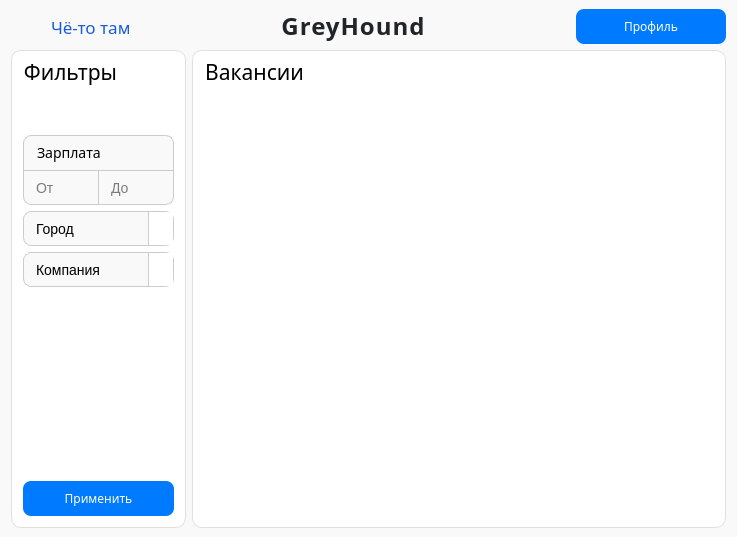
First picture: the form in GreyHound/mainpage.ui, repository ProteusP/GreyHound-hiring-desktop-app, before the edit.
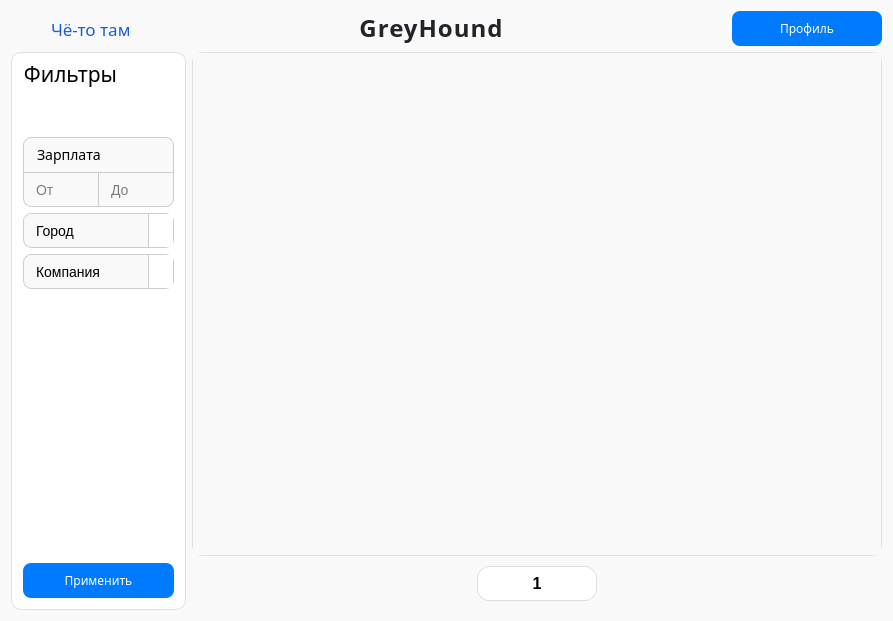
Second picture: the form after the edit. Icons and pictures are not drawn.

Diff of the .ui file:
```diff
--- a/GreyHound/mainpage.ui
+++ b/GreyHound/mainpage.ui
@@ -6,8 +6,8 @@
    <rect>
     <x>0</x>
     <y>0</y>
-    <width>737</width>
-    <height>537</height>
+    <width>893</width>
+    <height>621</height>
    </rect>
   </property>
   <property name="font">
@@ -23,16 +23,10 @@
     background-color: #f9f9f9;
 }</string>
   </property>
-  <layout class="QGridLayout" name="gridLayout">
-   <property name="topMargin">
-    <number>9</number>
-   </property>
-   <property name="bottomMargin">
-    <number>9</number>
-   </property>
+  <layout class="QGridLayout" name="gridLayout_2">
    <item row="0" column="0">
-    <layout class="QVBoxLayout" name="verticalLayout_5">
-     <item>
+    <layout class="QGridLayout" name="gridLayout">
+     <item row="0" column="0" colspan="2">
       <layout class="QHBoxLayout" name="horizontalLayout_3">
        <item>
         <spacer name="horizontalSpacer_3">
@@ -174,9 +168,7 @@
        </item>
       </layout>
      </item>
-     <item>
-      <layout class="QHBoxLayout" name="horizontalLayout_2">
-       <item>
+     <item row="1" column="0">
         <widget class="QGroupBox" name="groupBox_3">
          <property name="sizePolicy">
           <sizepolicy hsizetype="Fixed" vsizetype="Preferred">
@@ -547,45 +539,219 @@
          </layout>
         </widget>
        </item>
+     <item row="1" column="1">
+      <layout class="QVBoxLayout" name="verticalLayout_5">
+       <property name="spacing">
+        <number>1</number>
+       </property>
        <item>
-        <widget class="QGroupBox" name="groupBoxVacancies_3">
-         <property name="sizePolicy">
-          <sizepolicy hsizetype="Expanding" vsizetype="Expanding">
-           <horstretch>0</horstretch>
-           <verstretch>100</verstretch>
-          </sizepolicy>
-         </property>
+        <widget class="QStackedWidget" name="vacanciesPage">
          <property name="minimumSize">
           <size>
-           <width>250</width>
-           <height>200</height>
+           <width>690</width>
+           <height>500</height>
           </size>
          </property>
-         <property name="font">
-          <font>
-           <family>Golos Text Medium</family>
-           <pointsize>16</pointsize>
-          </font>
-         </property>
          <property name="styleSheet">
-          <string notr="true">QGroupBox::title {
+          <string notr="true">QStackedWidget::title {
 	color: black;
     left: 10px;
     top: 7px;
 }
-QGroupBox {
+QStackedWidget {
     border: 1px solid #e0e0e0;
 	border-radius: 10px;
     background-color: white;
 }
 </string>
          </property>
-         <property name="title">
-          <string>Вакансии</string>
+         <property name="currentIndex">
+          <number>1</number>
+         </property>
+         <widget class="QWidget" name="page_1"/>
+         <widget class="QWidget" name="page_2"/>
+        </widget>
+       </item>
+       <item>
+        <widget class="QWidget" name="widget" native="true">
+         <layout class="QVBoxLayout" name="verticalLayout_6">
+          <item>
+           <layout class="QHBoxLayout" name="horizontalLayout_4">
+            <property name="spacing">
+             <number>0</number>
+            </property>
+            <item>
+             <spacer name="horizontalSpacer_4">
+              <property name="orientation">
+               <enum>Qt::Orientation::Horizontal</enum>
+              </property>
+              <property name="sizeHint" stdset="0">
+               <size>
+                <width>40</width>
+                <height>20</height>
+               </size>
+              </property>
+             </spacer>
+            </item>
+            <item>
+             <widget class="QPushButton" name="pushButtonPrev">
+              <property name="sizePolicy">
+               <sizepolicy hsizetype="Fixed" vsizetype="Fixed">
+                <horstretch>0</horstretch>
+                <verstretch>0</verstretch>
+               </sizepolicy>
+              </property>
+              <property name="minimumSize">
+               <size>
+                <width>35</width>
+                <height>35</height>
+               </size>
+              </property>
+              <property name="maximumSize">
+               <size>
+                <width>35</width>
+                <height>35</height>
+               </size>
+              </property>
+              <property name="styleSheet">
+               <string notr="true">#pushButtonPrev {
+	
+	image: url(:/caret-left.png);
+}
+QPushButton {
+        border: 1px solid #DDDDDD;
+        font-size: 18px;
+		border-radius: 12px;
+	background-color: rgb(255, 255, 255);
+        color: #007AFF; /* синий */
+        padding: 4px 10px;
+		border-top-right-radius: 0px;
+		border-bottom-right-radius: 0px;
+border-right: none;
+    }
+    QPushButton:hover {
+        background-color: #E0E0E0;
+border-radius: 12px;
+		border-top-right-radius: 0px;
+		border-bottom-right-radius: 0px;
+    }
+</string>
+              </property>
+              <property name="text">
+               <string/>
+              </property>
+             </widget>
+            </item>
+            <item>
+             <widget class="QLabel" name="pageNumber">
+              <property name="sizePolicy">
+               <sizepolicy hsizetype="Fixed" vsizetype="Fixed">
+                <horstretch>0</horstretch>
+                <verstretch>0</verstretch>
+               </sizepolicy>
+              </property>
+              <property name="minimumSize">
+               <size>
+                <width>50</width>
+                <height>35</height>
+               </size>
+              </property>
+              <property name="maximumSize">
+               <size>
+                <width>45</width>
+                <height>35</height>
+               </size>
+              </property>
+              <property name="font">
+               <font>
+                <family>Ubuntu</family>
+                <pointsize>-1</pointsize>
+                <bold>true</bold>
+               </font>
+              </property>
+              <property name="styleSheet">
+               <string notr="true">QLabel {
+        background-color: white;
+        border: 1px solid #DDDDDD;
+        padding: 6px 12px;
+        font-weight: bold;
+        font-size: 16px;
+        color: black;
+border-left: none;
+border-right: none;
+    }</string>
+              </property>
+              <property name="text">
+               <string>1</string>
          </property>
          <property name="alignment">
-          <set>Qt::AlignmentFlag::AlignLeading|Qt::AlignmentFlag::AlignLeft|Qt::AlignmentFlag::AlignVCenter</set>
-         </property>
+               <set>Qt::AlignmentFlag::AlignCenter</set>
+              </property>
+             </widget>
+            </item>
+            <item>
+             <widget class="QPushButton" name="pushButtonNext">
+              <property name="sizePolicy">
+               <sizepolicy hsizetype="Fixed" vsizetype="Fixed">
+                <horstretch>0</horstretch>
+                <verstretch>0</verstretch>
+               </sizepolicy>
+              </property>
+              <property name="minimumSize">
+               <size>
+                <width>35</width>
+                <height>35</height>
+               </size>
+              </property>
+              <property name="maximumSize">
+               <size>
+                <width>35</width>
+                <height>35</height>
+               </size>
+              </property>
+              <property name="styleSheet">
+               <string notr="true">
+QPushButton {
+image: url(:/caret-right.png);
+        border: 1px solid #DDDDDD;
+        font-size: 18px;
+		border-radius: 12px;
+		background-color: rgb(255, 255, 255);
+       color: #007AFF; /* синий */
+        padding: 4px 10px;
+		border-top-left-radius: 0px;
+		border-bottom-left-radius: 0px;
+border-left: none;
+    }
+    QPushButton:hover {
+        background-color: #E0E0E0;
+		border-radius: 12px;
+		border-top-left-radius: 0px;
+		border-bottom-left-radius: 0px;
+    }
+</string>
+              </property>
+              <property name="text">
+               <string/>
+              </property>
+             </widget>
+            </item>
+            <item>
+             <spacer name="horizontalSpacer_5">
+              <property name="orientation">
+               <enum>Qt::Orientation::Horizontal</enum>
+              </property>
+              <property name="sizeHint" stdset="0">
+               <size>
+                <width>40</width>
+                <height>20</height>
+               </size>
+              </property>
+             </spacer>
+            </item>
+           </layout>
+          </item>
+         </layout>
         </widget>
        </item>
       </layout>
```
Lines whose indentation alone changed are shown as unchanged.
